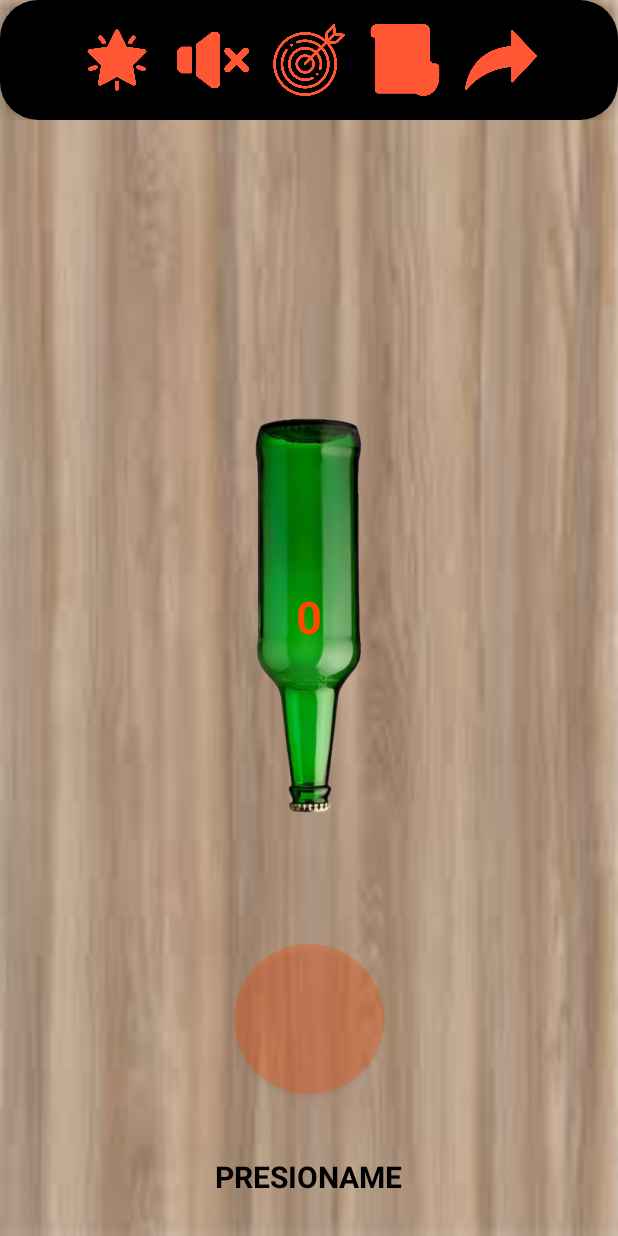
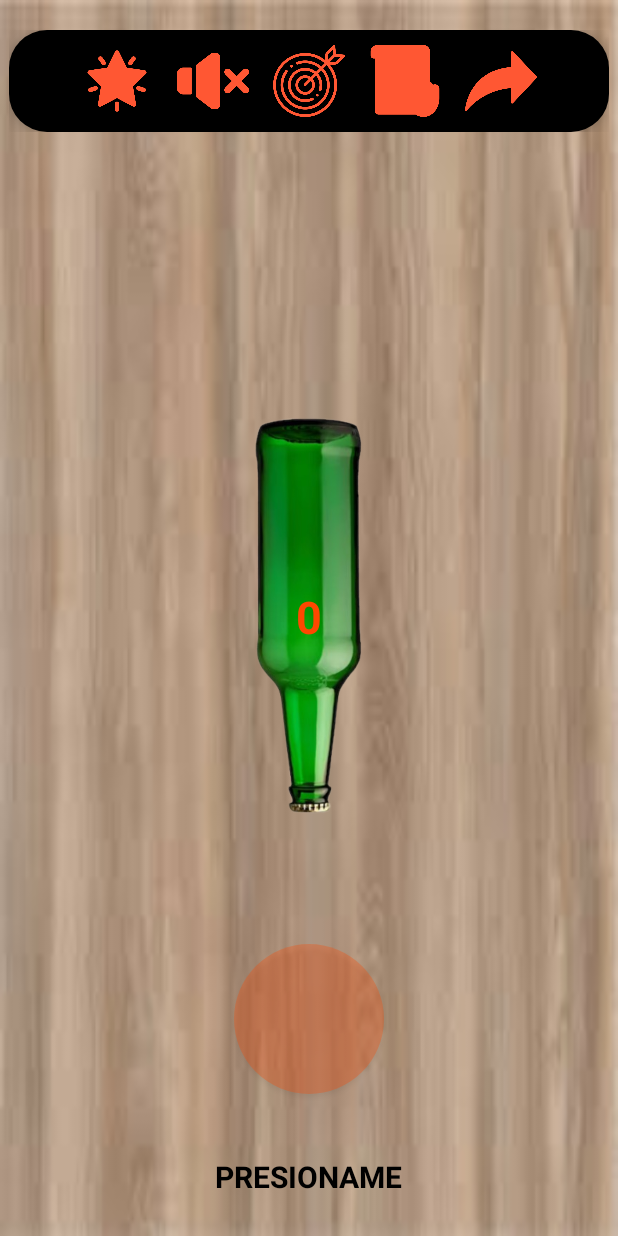
Before and after one commit to keivch/Equipo4, an Android app: the screen it shows after launch (Ventana_home_principal), after a tap on an icon or button, on a phone screen of 412 x 824 dp. Run offline under Robolectric (Android 15) with nearby library versions, the phone set to English and light mode, and no system bars; 1 other tap on this screen came first.

Commit message:
correcciones toolbar

```diff
--- a/app/src/main/res/layout/activity_ventana_home_principal.xml
+++ b/app/src/main/res/layout/activity_ventana_home_principal.xml
@@ -10,9 +10,12 @@
 
     <FrameLayout
         android:id="@+id/toolbar_container"
-        android:layout_width="match_parent"
-        android:layout_height="wrap_content"
-        app:layout_constraintTop_toTopOf="parent" />
+        android:layout_width="400dp"
+        android:layout_height="68dp"
+        android:layout_marginTop="20dp"
+        app:layout_constraintTop_toTopOf="parent"
+        app:layout_constraintStart_toStartOf="parent"
+        app:layout_constraintEnd_toEndOf="parent" />
 
 
     <androidx.constraintlayout.utils.widget.ImageFilterView
```
